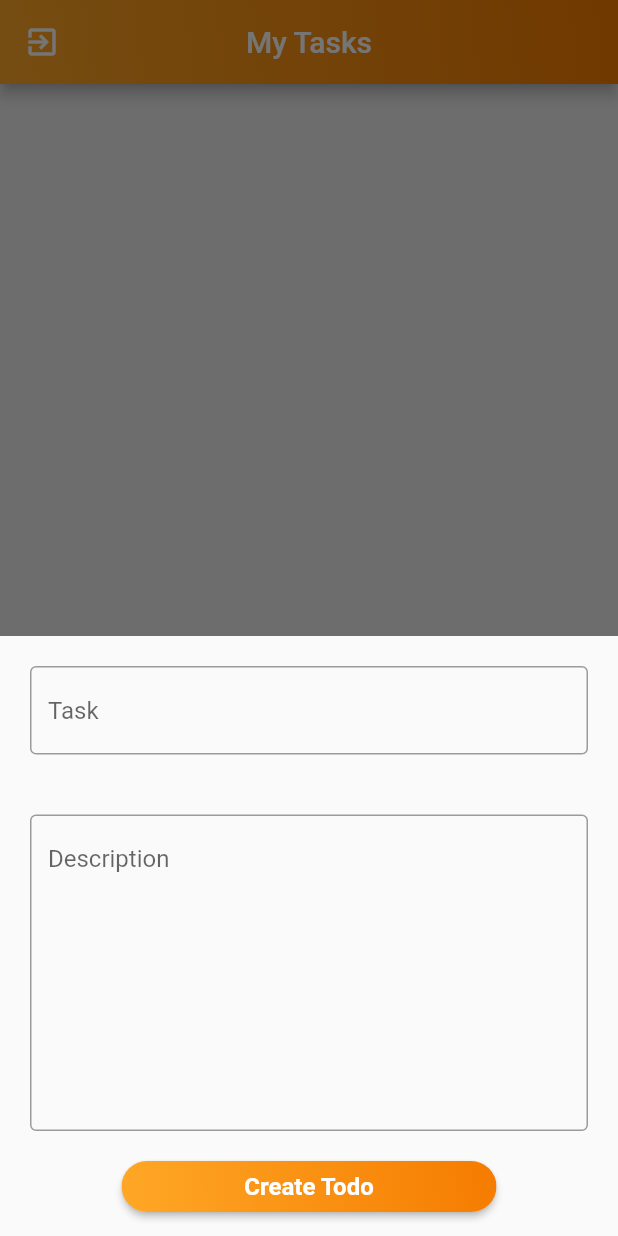
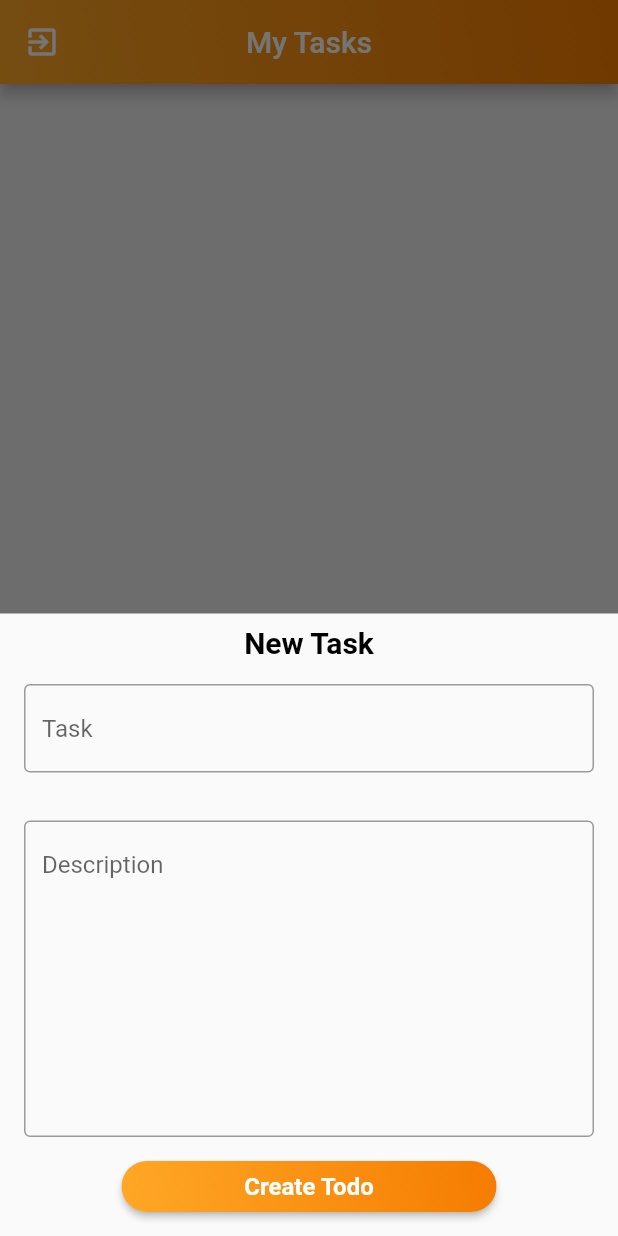
Before and after one commit to Packiyaraj2109/todo_flutter, a Flutter app: the HomeScreen screen opened by its route, after a tap on the "add" icon, on a phone screen of 412 x 824 dp. Run offline on Flutter 3.47's test engine with Material 2 defaults, Android fonts, the phone set to English and light mode, and no system bars; our stand-ins replace flutter_secure_storage; accounts and stored records are empty; Roboto replaces fonts that are missing (NotoSansJP-Medium).

Commit message:
Release version 1.0 changes

```diff
--- a/lib/src/ui/main_app.dart
+++ b/lib/src/ui/main_app.dart
@@ -14,6 +14,7 @@ class MainApp extends StatelessWidget {
   Widget build(BuildContext context) {
     return MaterialApp(
       theme: lightTheme(),
+      debugShowCheckedModeBanner: false,
       initialRoute: ScreenRoutes.INIT,
       onGenerateRoute: generateRoute,
     );
--- a/lib/src/ui/screen/homepage/home.dart
+++ b/lib/src/ui/screen/homepage/home.dart
@@ -68,7 +68,26 @@ class _HomeScreenState extends State<HomeScreen> {
         backgroundColor: AppColors.appBackgroundColor,
         appBar: _buildAppBar(),
         // drawer: _buildDrawer(),
-        body: Container(
+        body: _buildBody(),
+        floatingActionButton: FloatingActionButton(
+          onPressed: _modalBottomSheet,
+          child: Icon(Icons.add),
+          backgroundColor: AppColors.bottomsheet,
+        ),
+        floatingActionButtonLocation: FloatingActionButtonLocation.centerFloat,
+      ),
+    );
+  }
+
+  _buildBody() {
+    if (_todoList.length == 0) {
+      return Opacity(
+          opacity: 0.5,
+          child: Center(
+              child: Text("No Tasks To show",
+                  style: Theme.of(context).textTheme.headline6)));
+    } else {
+      return Container(
         color: AppColors.appBackgroundColor,
         child: SingleChildScrollView(
           child: Padding(
@@ -104,12 +123,15 @@ class _HomeScreenState extends State<HomeScreen> {
                             mainAxisAlignment: MainAxisAlignment.spaceBetween,
                             children: <Widget>[
                               Expanded(
+                                child: Padding(
+                                  padding: const EdgeInsets.only(left: 8.0),
                                   child: Text(
                                     "   ${item['title']}",
                                     softWrap: false,
                                     style: TextStyle(
                                       fontSize: 18,
                                       fontWeight: FontWeight.w500,
+                                    ),
                                   ),
                                 ),
                               ),
@@ -133,16 +155,8 @@ class _HomeScreenState extends State<HomeScreen> {
             ),
           ),
         ),
-        ),
-
-        floatingActionButton: FloatingActionButton(
-          onPressed: _modalBottomSheet,
-          child: Icon(Icons.add),
-          backgroundColor: AppColors.bottomsheet,
-        ),
-        floatingActionButtonLocation: FloatingActionButtonLocation.centerFloat,
-      ),
       );
+    }
   }
 
   AppBar _buildAppBar() {
@@ -188,7 +202,12 @@ class _HomeScreenState extends State<HomeScreen> {
                 alignment: WrapAlignment.center,
                 children: <Widget>[
                   Padding(
-                    padding: const EdgeInsets.all(20),
+                    padding: const EdgeInsets.only(top: 8.0),
+                    child: Text("New Task",
+                        style: Theme.of(context).textTheme.headline5),
+                  ),
+                  Padding(
+                    padding: const EdgeInsets.all(16),
                     child: Theme(
                       data: new ThemeData(
                         primaryColor: AppColors.themeColor,
@@ -212,7 +231,7 @@ class _HomeScreenState extends State<HomeScreen> {
                     ),
                   ),
                   Padding(
-                    padding: const EdgeInsets.all(20),
+                    padding: const EdgeInsets.all(16),
                     child: Theme(
                       data: new ThemeData(
                         primaryColor: AppColors.themeColor,
@@ -327,7 +346,7 @@ class _HomeScreenState extends State<HomeScreen> {
       builder: (BuildContext context) {
         return AlertDialog(
           title: Text(AppTextConstant.LOGOUT),
-          content: Text('Are you sure to Exit from this User: "${username}"?'),
+          content: Text('"${username}"Are you sure to Logout?'),
           actions: <Widget>[
             FlatButton(
               child: const Text(AppTextConstant.LOGOUT),
--- a/lib/src/ui/screen/signin/signin.dart
+++ b/lib/src/ui/screen/signin/signin.dart
@@ -183,7 +183,9 @@ class _SigninState extends State<Signin> {
         child: Column(
           mainAxisAlignment: MainAxisAlignment.center,
           children: <Widget>[
-            Container(
+            Padding(
+              padding: const EdgeInsets.only(top:16.0),
+              child: Container(
                 padding: EdgeInsets.all(15),
                 decoration: BoxDecoration(
                   color: Colors.white,
@@ -192,6 +194,7 @@ class _SigninState extends State<Signin> {
                 child:ClipRRect(
                   borderRadius: BorderRadius.circular(40),
                 child:AppImages.appLogo(height: 80, width: 80),
+                  ),
               ),
             ),
             Container(
@@ -250,6 +253,7 @@ class _SigninState extends State<Signin> {
   }
 
   _showScaffold(String message) {
+    _scaffoldKey.currentState.removeCurrentSnackBar();
     _scaffoldKey.currentState.showSnackBar(
       SnackBar(
         content: Text(message),
--- a/lib/src/ui/screen/signup/signup.dart
+++ b/lib/src/ui/screen/signup/signup.dart
@@ -303,6 +303,7 @@ class _SignupState extends State<Signup> {
   }
 
   _showScaffold(String message) {
+    _scaffoldKey.currentState.removeCurrentSnackBar();
     _scaffoldKey.currentState.showSnackBar(
       SnackBar(
         content: Text(message),
@@ -318,6 +319,3 @@ class _SignupState extends State<Signup> {
     );
   }
 }
-
-// [11:34 pm, 21/07/2020] Velu: https://online.inlinguabangalore.com/api/login
-// [11:35 pm, 21/07/2020] Velu: {"email_id":"newtest@gmail.com","password":"newtest"}
--- a/lib/src/ui/screen/todoview/todoview.dart
+++ b/lib/src/ui/screen/todoview/todoview.dart
@@ -20,7 +20,6 @@ class _TodoViewState extends State<TodoView> {
   List decodeTodoList;
   int index;
   String title;
-  final GlobalKey<ScaffoldState> _scaffoldKey = new GlobalKey<ScaffoldState>();
   @override
   void initState() {
     todofetch();
@@ -44,7 +43,6 @@ class _TodoViewState extends State<TodoView> {
 
   Widget build(BuildContext context) {
     return Scaffold(
-      key: _scaffoldKey,
       backgroundColor: AppColors.appBackgroundColor,
       appBar: _buildAppBar(),
       body: Container(
@@ -233,8 +231,6 @@ class _TodoViewState extends State<TodoView> {
   Future<void> editTodo() async {
     String title = _titleController.text;
     String desc = _descController.text;
-    debugPrint('title $desc');
-    debugPrint('title $title');
     decodeTodoList[index]['title'] = title;
     decodeTodoList[index]['desc'] = desc;
     setStorage(decodeTodoList);
```
Also changed, not shown: lib/src/ui/theme/lighttheme.dart (+10 -0 lines), 5 other files. Lines whose indentation alone changed are shown as unchanged.
